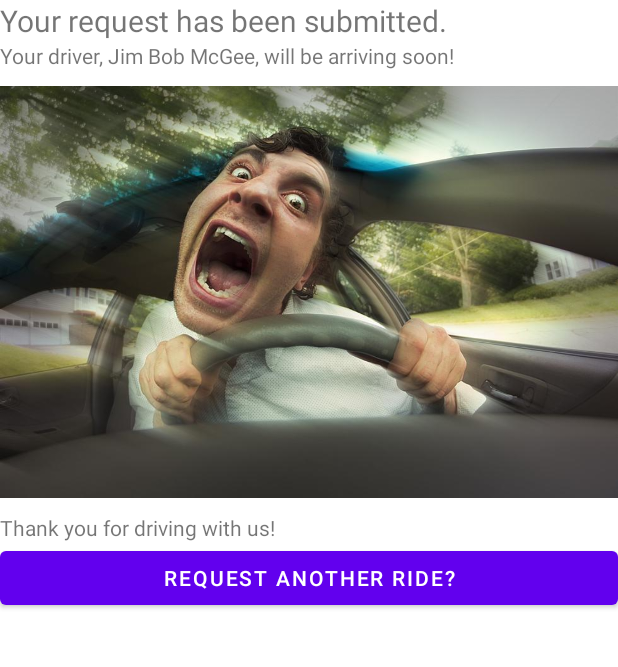
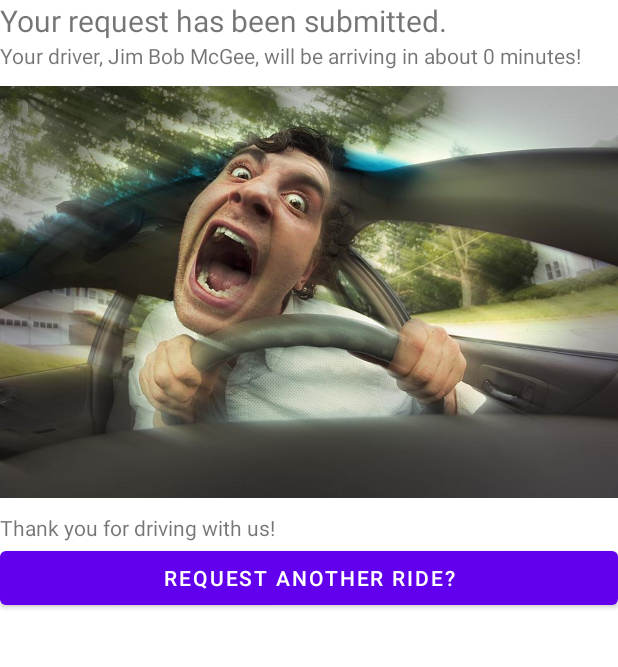
Before and after one commit to JaydenReagan/UberFareApp, an Android app: the ResultsActivity screen opened directly, with no data from a screen before it, on a phone screen of 412 x 824 dp, the part 152-819 px from its top. Run offline under Robolectric (Android 15) with nearby library versions, the phone set to English and light mode, and no system bars; 2 statements that could not run were skipped.

Commit message:
Travel time is now shown on the results activity

```diff
--- a/app/src/main/java/com/zybooks/uberfareapp/ResultsActivity.java
+++ b/app/src/main/java/com/zybooks/uberfareapp/ResultsActivity.java
@@ -3,17 +3,40 @@ package com.zybooks.uberfareapp;
 import androidx.appcompat.app.AppCompatActivity;
 
 import android.content.Intent;
+import android.content.SharedPreferences;
 import android.os.Bundle;
 import android.widget.Button;
+import android.widget.TextView;
 
 public class ResultsActivity extends AppCompatActivity {
+    //Creation of Variable
+    TextView results;
 
     @Override
     protected void onCreate(Bundle savedInstanceState) {
         super.onCreate(savedInstanceState);
         setContentView(R.layout.activity_results);
 
+        //Assigning value to variable
+        results = findViewById(R.id.txtResults);
+
         Button btnBack = (Button) findViewById(R.id.btnBackResults);
         btnBack.setOnClickListener(view -> startActivity(new Intent(ResultsActivity.this, MainActivity.class)));
+
+        //Retrieving Shared Preferences
+        SharedPreferences getInfo = getSharedPreferences("uberInfo", MODE_PRIVATE);
+
+        Double mileage = Double.parseDouble(getInfo.getString("myMileage", "0.0"));
+        Double mpm = 0.31; //Miles per Minute found by dividing the average of US Miles per Hour driven by 60
+
+        //Calculating arrival time based off of given info (I acknowledge what I'm using is completely arbitrary)
+        int minutes = (int) Math.ceil(mileage * mpm);
+        // If statement because I wanted proper grammar for 1 minute
+        if (minutes == 1){
+            results.setText("Your driver, Jim Bob McGee, will be arriving in about 1 minute!");
+        }
+        else{
+            results.setText("Your driver, Jim Bob McGee, will be arriving in about " + minutes + " minutes!");
+        }
     }
 }
```
